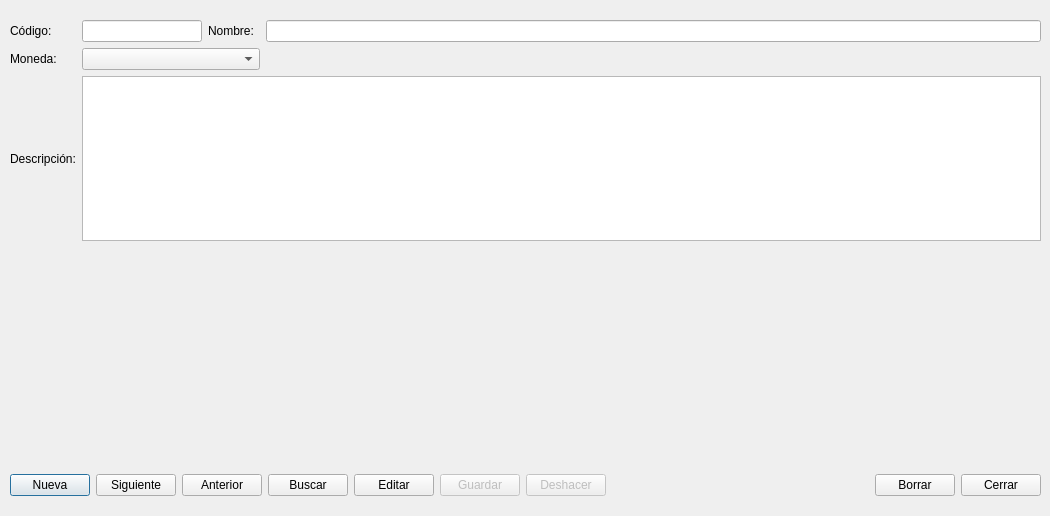
Before: the Qt Designer form app/ui/maestros/frmTarifasBase.ui in MarcArtStudio3D/creative_ERP, drawn with Qt 5.
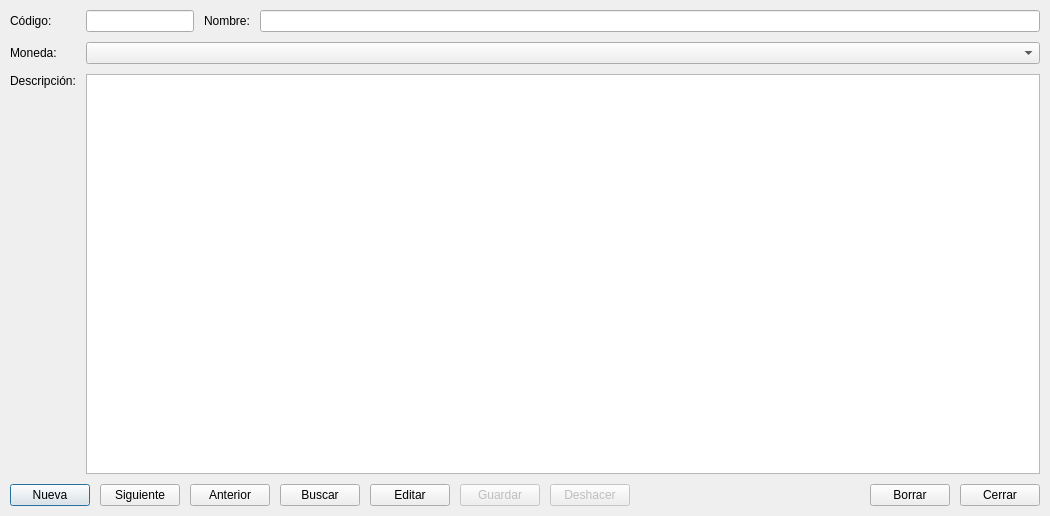
After: the same form once the commit is applied. Icons and pictures are not drawn.

Commit message:
fix(ui): refactor frmTarifasBase.ui to use proper layouts instead of absolute positioning
- Add QVBoxLayout to Dialog root
- Add QVBoxLayout to each page in QStackedWidget
- Set Expanding size policies on key widgets
- Remove _setup_dynamic_layouts() from view (no longer needed)
- Regenerate ui_frmTarifasBase.py with correct layouts

The edit to the form file:
```diff
--- a/app/ui/maestros/frmTarifasBase.ui
+++ b/app/ui/maestros/frmTarifasBase.ui
@@ -10,36 +10,62 @@
     <height>516</height>
    </rect>
   </property>
+  <property name="sizePolicy">
+   <sizepolicy hsizetype="Expanding" vsizetype="Expanding">
+    <horstretch>0</horstretch>
+    <verstretch>0</verstretch>
+   </sizepolicy>
+  </property>
   <property name="windowTitle">
    <string>Gestión de tarifas base</string>
   </property>
+  <layout class="QVBoxLayout" name="mainLayout">
+   <property name="leftMargin">
+    <number>10</number>
+   </property>
+   <property name="topMargin">
+    <number>10</number>
+   </property>
+   <property name="rightMargin">
+    <number>10</number>
+   </property>
+   <property name="bottomMargin">
+    <number>10</number>
+   </property>
+   <item>
   <widget class="QStackedWidget" name="stackedWidget">
-   <property name="geometry">
-    <rect>
-     <x>10</x>
-     <y>20</y>
-     <width>1041</width>
-     <height>491</height>
-    </rect>
+     <property name="sizePolicy">
+      <sizepolicy hsizetype="Expanding" vsizetype="Expanding">
+       <horstretch>0</horstretch>
+       <verstretch>0</verstretch>
+      </sizepolicy>
    </property>
    <property name="currentIndex">
     <number>0</number>
    </property>
    <widget class="QWidget" name="page">
-    <widget class="QWidget" name="gridLayoutWidget">
-     <property name="geometry">
-      <rect>
-       <x>0</x>
-       <y>0</y>
-       <width>1031</width>
-       <height>221</height>
-      </rect>
-     </property>
+      <layout class="QVBoxLayout" name="page1Layout">
+       <property name="spacing">
+        <number>10</number>
+       </property>
+       <property name="leftMargin">
+        <number>0</number>
+       </property>
+       <property name="topMargin">
+        <number>0</number>
+       </property>
+       <property name="rightMargin">
+        <number>0</number>
+       </property>
+       <property name="bottomMargin">
+        <number>0</number>
+       </property>
+       <item>
      <layout class="QGridLayout" name="gridLayout">
-      <item row="2" column="0">
-       <widget class="QLabel" name="label_4">
+         <item row="0" column="0">
+          <widget class="QLabel" name="label">
         <property name="text">
-         <string>Descripción:</string>
+            <string>Código:</string>
         </property>
        </widget>
       </item>
@@ -60,6 +86,16 @@
         </property>
        </widget>
       </item>
+         <item row="0" column="3">
+          <widget class="QLineEdit" name="lineEdit_2">
+           <property name="sizePolicy">
+            <sizepolicy hsizetype="Expanding" vsizetype="Fixed">
+             <horstretch>1</horstretch>
+             <verstretch>0</verstretch>
+            </sizepolicy>
+           </property>
+          </widget>
+         </item>
       <item row="1" column="0">
        <widget class="QLabel" name="label_3">
         <property name="text">
@@ -67,33 +103,45 @@
         </property>
        </widget>
       </item>
-      <item row="2" column="1" colspan="4">
-       <widget class="QPlainTextEdit" name="plainTextEdit"/>
-      </item>
-      <item row="0" column="0">
-       <widget class="QLabel" name="label">
-        <property name="text">
-         <string>Código:</string>
-        </property>
-       </widget>
-      </item>
-      <item row="0" column="4">
-       <widget class="QLineEdit" name="lineEdit_2"/>
-      </item>
       <item row="1" column="1" colspan="3">
-       <widget class="QComboBox" name="comboBox"/>
-      </item>
-     </layout>
-    </widget>
-    <widget class="QWidget" name="horizontalLayoutWidget">
-     <property name="geometry">
-      <rect>
-       <x>0</x>
-       <y>440</y>
-       <width>1031</width>
-       <height>51</height>
-      </rect>
-     </property>
+          <widget class="QComboBox" name="comboBox">
+           <property name="sizePolicy">
+            <sizepolicy hsizetype="Expanding" vsizetype="Fixed">
+             <horstretch>0</horstretch>
+             <verstretch>0</verstretch>
+            </sizepolicy>
+           </property>
+          </widget>
+         </item>
+         <item row="2" column="0">
+          <widget class="QLabel" name="label_4">
+           <property name="sizePolicy">
+            <sizepolicy hsizetype="Preferred" vsizetype="Preferred">
+             <horstretch>0</horstretch>
+             <verstretch>0</verstretch>
+            </sizepolicy>
+           </property>
+           <property name="text">
+            <string>Descripción:</string>
+           </property>
+           <property name="alignment">
+            <set>Qt::AlignLeading|Qt::AlignLeft|Qt::AlignTop</set>
+           </property>
+          </widget>
+         </item>
+         <item row="2" column="1" colspan="3">
+          <widget class="QPlainTextEdit" name="plainTextEdit">
+           <property name="sizePolicy">
+            <sizepolicy hsizetype="Expanding" vsizetype="Expanding">
+             <horstretch>0</horstretch>
+             <verstretch>1</verstretch>
+            </sizepolicy>
+           </property>
+          </widget>
+         </item>
+        </layout>
+       </item>
+       <item>
      <layout class="QHBoxLayout" name="horizontalLayout">
       <item>
        <widget class="QPushButton" name="btnAnadir">
@@ -214,24 +262,41 @@
        </widget>
       </item>
      </layout>
-    </widget>
+       </item>
+      </layout>
    </widget>
    <widget class="QWidget" name="page_2">
+      <layout class="QVBoxLayout" name="page2Layout">
+       <property name="leftMargin">
+        <number>0</number>
+       </property>
+       <property name="topMargin">
+        <number>0</number>
+       </property>
+       <property name="rightMargin">
+        <number>0</number>
+       </property>
+       <property name="bottomMargin">
+        <number>0</number>
+       </property>
+       <item>
     <widget class="QTableWidget" name="tableWidget">
-     <property name="geometry">
-      <rect>
-       <x>0</x>
-       <y>0</y>
-       <width>1031</width>
-       <height>491</height>
-      </rect>
+         <property name="sizePolicy">
+          <sizepolicy hsizetype="Expanding" vsizetype="Expanding">
+           <horstretch>0</horstretch>
+           <verstretch>0</verstretch>
+          </sizepolicy>
      </property>
      <attribute name="verticalHeaderVisible">
       <bool>false</bool>
      </attribute>
     </widget>
-   </widget>
-  </widget>
+       </item>
+      </layout>
+     </widget>
+    </widget>
+   </item>
+  </layout>
  </widget>
  <resources>
   <include location="../designer.qrc"/>
```
Lines whose indentation alone changed are shown as unchanged. The commit also changes 3 other files.
